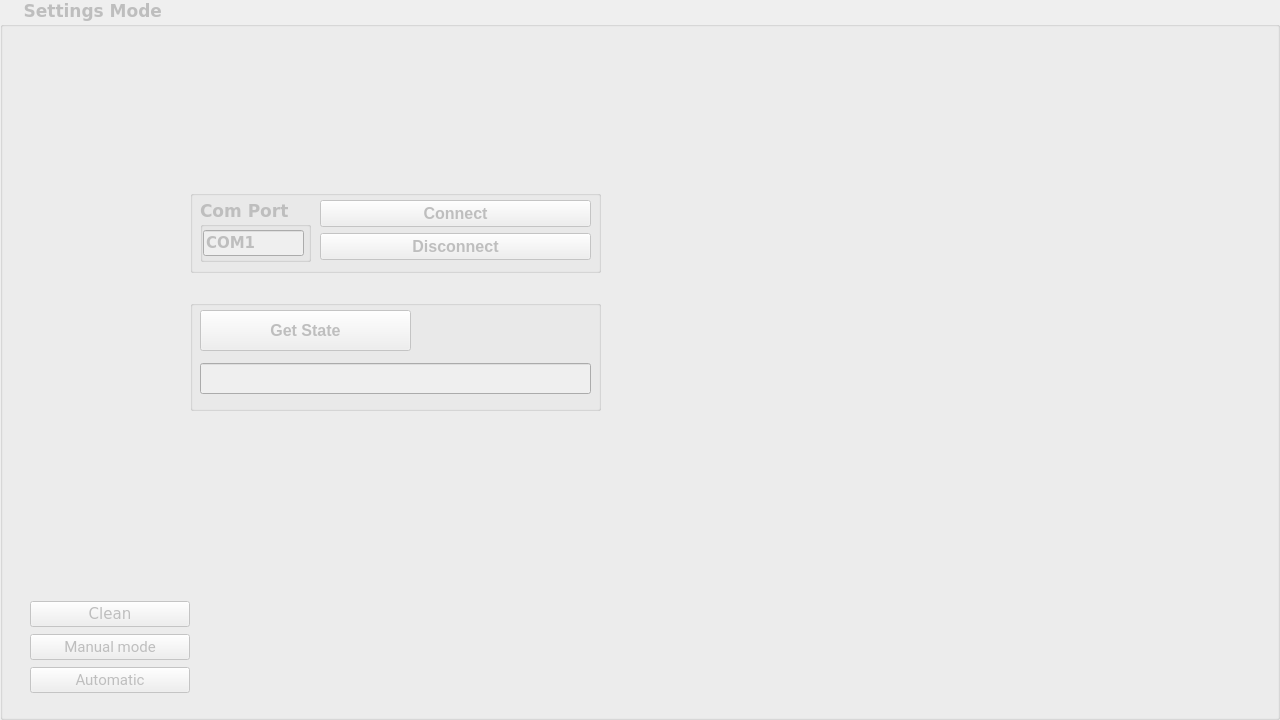
Before: the Qt Designer form Screens/VcDvtTestTools_settings_mode.ui in aenapple/VcDvtTestTools, drawn with Qt 5.
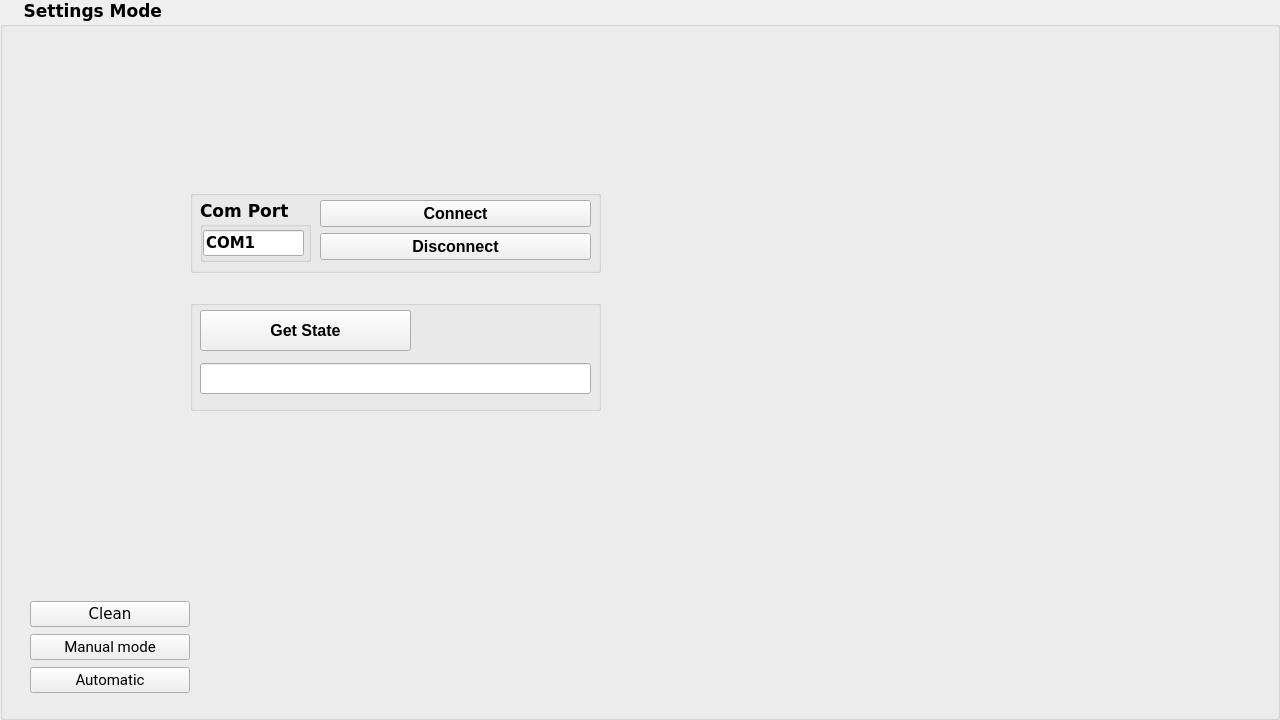
After: the same form once the commit is applied.

```diff
--- a/Screens/VcDvtTestTools_settings_mode.ui
+++ b/Screens/VcDvtTestTools_settings_mode.ui
@@ -15,7 +15,7 @@
   </property>
   <widget class="QGroupBox" name="grBox_SettingsMode">
    <property name="enabled">
-    <bool>false</bool>
+    <bool>true</bool>
    </property>
    <property name="geometry">
     <rect>
@@ -55,6 +55,9 @@
     <layout class="QVBoxLayout" name="verticalLayout">
      <item>
       <widget class="QPushButton" name="btn_CleanSettings">
+       <property name="enabled">
+        <bool>true</bool>
+       </property>
        <property name="font">
         <font>
          <pointsize>11</pointsize>
@@ -229,6 +232,9 @@
      <string/>
     </property>
     <widget class="QPushButton" name="btn_GetStateSettings">
+     <property name="enabled">
+      <bool>true</bool>
+     </property>
      <property name="geometry">
       <rect>
        <x>10</x>
```
Left out of the diff: 42 changed lines with no effect on the pictures.
